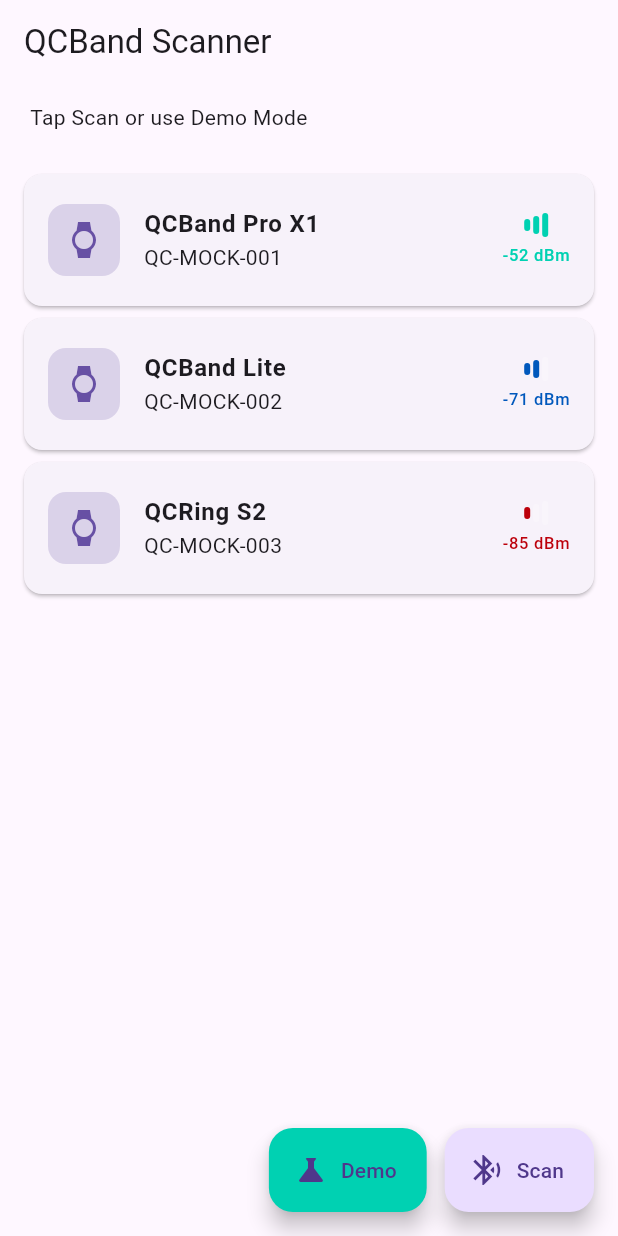
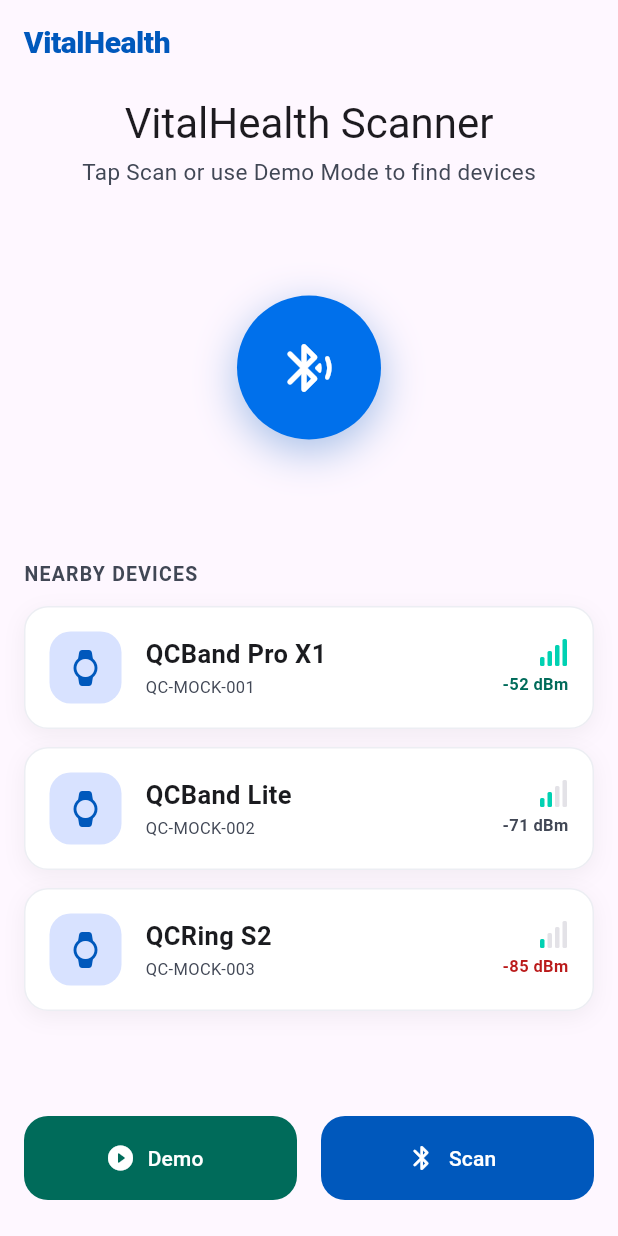
Before and after one commit to tranthienhau/flutter-qcband-sdk, a Flutter app: the screen it shows after launch, after a tap on "Demo", on a phone screen of 412 x 824 dp. Run offline on Flutter 3.47's test engine with Material 3 defaults, Android fonts, the light colour scheme and no system bars; our stand-ins replace flutter_riverpod, go_router; statements that could not run were skipped.

Commit message:
feat(scan): redesign scanner screen
Pulsing BLE beacon, bento device cards with mint signal bars,
sticky Demo/Scan action buttons.

```diff
--- a/lib/presentation/screens/scan/scan_screen.dart
+++ b/lib/presentation/screens/scan/scan_screen.dart
@@ -13,14 +13,21 @@ class ScanScreen extends ConsumerStatefulWidget {
   ConsumerState<ScanScreen> createState() => _ScanScreenState();
 }
 
-class _ScanScreenState extends ConsumerState<ScanScreen> {
+class _ScanScreenState extends ConsumerState<ScanScreen>
+    with SingleTickerProviderStateMixin {
   List<BleDevice> _mockDevices = [];
   bool _mockScanning = false;
   bool _mockConnecting = false;
+  late AnimationController _pulseController;
 
   @override
   void initState() {
     super.initState();
+    _pulseController = AnimationController(
+      vsync: this,
+      duration: const Duration(seconds: 2),
+    )..repeat();
+
     // Listen for connection state changes (real BLE only)
     ref.listenManual(connectionStateProvider, (_, next) {
       if (ref.read(demoModeProvider)) return;
@@ -44,6 +51,12 @@ class _ScanScreenState extends ConsumerState<ScanScreen> {
         _runVideoTour();
       });
     }
+  }
+
+  @override
+  void dispose() {
+    _pulseController.dispose();
+    super.dispose();
   }
 
   Future<void> _runVideoTour() async {
@@ -170,129 +183,234 @@ class _ScanScreenState extends ConsumerState<ScanScreen> {
 
     // Combine real scan results with mock devices
     final realDevices = scanResults.whenOrNull(data: (d) => d) ?? [];
-    final allDevices = isDemo || _mockDevices.isNotEmpty ? _mockDevices : realDevices;
+    final allDevices =
+        isDemo || _mockDevices.isNotEmpty ? _mockDevices : realDevices;
 
     return Scaffold(
       appBar: AppBar(
-        title: const Text('QCBand Scanner'),
-      ),
-      body: Column(
-        children: [
-          // Status bar
-          Container(
-            width: double.infinity,
-            padding: const EdgeInsets.symmetric(horizontal: 20, vertical: 12),
-            color: isConnecting
-                ? AppTheme.heartRateColor.withValues(alpha: 0.2)
-                : scanning
-                    ? Theme.of(context)
-                        .colorScheme
-                        .primary
-                        .withValues(alpha: 0.2)
-                    : Colors.transparent,
-            child: Row(
-              children: [
-                if (isConnecting) ...[
-                  const SizedBox(
-                    width: 16,
-                    height: 16,
-                    child: CircularProgressIndicator(strokeWidth: 2),
-                  ),
-                  const SizedBox(width: 12),
-                  const Text('Connecting...'),
-                ] else if (scanning) ...[
-                  const SizedBox(
-                    width: 16,
-                    height: 16,
-                    child: CircularProgressIndicator(strokeWidth: 2),
-                  ),
-                  const SizedBox(width: 12),
-                  const Text('Scanning for devices...'),
-                ] else
-                  const Text('Tap Scan or use Demo Mode'),
-              ],
+        title: const Text('VitalHealth'),
+        titleTextStyle: const TextStyle(
+          color: AppTheme.primary,
+          fontSize: 20,
+          fontWeight: FontWeight.w800,
+          letterSpacing: -0.3,
         ),
       ),
-
-          // Device list
-          Expanded(
-            child: allDevices.isEmpty && !scanning
-                ? Center(
-                    child: Column(
-                      mainAxisSize: MainAxisSize.min,
+      body: Stack(
         children: [
-                        Icon(
-                          Icons.bluetooth_searching,
-                          size: 80,
-                          color: Theme.of(context)
-                              .colorScheme
-                              .primary
-                              .withValues(alpha: 0.5),
+          ListView(
+            padding: const EdgeInsets.fromLTRB(16, 8, 16, 180),
+            children: [
+              // Intro
+              Column(
+                children: [
+                  Text(
+                    'VitalHealth Scanner',
+                    style: Theme.of(context).textTheme.headlineMedium,
                   ),
-                        const SizedBox(height: 16),
+                  const SizedBox(height: 4),
                   Text(
-                          'No devices found',
-                          style: Theme.of(context).textTheme.titleLarge,
-                        ),
-                        const SizedBox(height: 8),
-                        Text(
-                          'Make sure your QCBand bracelet is nearby\nor tap Demo Mode to preview the app',
-                          textAlign: TextAlign.center,
-                          style: Theme.of(context).textTheme.bodyMedium,
-                        ),
-                        const SizedBox(height: 24),
-                        OutlinedButton.icon(
-                          onPressed: scanning || isConnecting
-                              ? null
-                              : _startDemoScan,
-                          icon: const Icon(Icons.science),
-                          label: const Text('Demo Mode'),
-                          style: OutlinedButton.styleFrom(
-                            foregroundColor: AppTheme.spo2Color,
-                            side: const BorderSide(color: AppTheme.spo2Color),
-                            padding: const EdgeInsets.symmetric(
-                                horizontal: 24, vertical: 12),
+                    isConnecting
+                        ? 'Connecting to device...'
+                        : scanning
+                            ? 'Scanning for nearby devices...'
+                            : 'Tap Scan or use Demo Mode to find devices',
+                    style: const TextStyle(
+                      fontSize: 15,
+                      color: AppTheme.onSurfaceVariant,
                     ),
                   ),
                 ],
               ),
-                  )
-                : ListView.builder(
-                    padding: const EdgeInsets.all(16),
-                    itemCount: allDevices.length,
-                    itemBuilder: (context, index) {
-                      final device = allDevices[index];
-                      return _DeviceCard(
+              const SizedBox(height: 24),
+
+              // Pulse animation
+              _ScanPulse(controller: _pulseController, active: scanning),
+              const SizedBox(height: 32),
+
+              // Devices
+              if (allDevices.isNotEmpty) ...[
+                Text(
+                  'NEARBY DEVICES',
+                  style: TextStyle(
+                    fontSize: 13,
+                    fontWeight: FontWeight.w600,
+                    letterSpacing: 0.8,
+                    color: AppTheme.onSurfaceVariant,
+                  ),
+                ),
+                const SizedBox(height: 12),
+                ...allDevices.map(
+                  (device) => Padding(
+                    padding: const EdgeInsets.only(bottom: 12),
+                    child: _DeviceCard(
                       device: device,
                       onTap: isConnecting
                           ? null
                           : () => _mockDevices.isNotEmpty
                               ? _connectDemoDevice(device)
                               : _connectToDevice(device),
-                      );
-                    },
+                    ),
+                  ),
+                ),
+              ] else if (!scanning) ...[
+                const SizedBox(height: 24),
+                Center(
+                  child: Text(
+                    'No devices found yet.\nMake sure your QCBand is nearby.',
+                    textAlign: TextAlign.center,
+                    style: Theme.of(context).textTheme.bodyMedium,
+                  ),
+                ),
+              ],
+            ],
+          ),
+
+          // Sticky bottom controls
+          Positioned(
+            left: 16,
+            right: 16,
+            bottom: 24,
+            child: Row(
+              children: [
+                Expanded(
+                  child: _ActionButton(
+                    label: 'Demo',
+                    icon: Icons.play_circle_fill_rounded,
+                    color: AppTheme.secondary,
+                    onPressed:
+                        scanning || isConnecting ? null : _startDemoScan,
+                  ),
+                ),
+                const SizedBox(width: 16),
+                Expanded(
+                  child: _ActionButton(
+                    label: scanning ? 'Scanning...' : 'Scan',
+                    icon: Icons.bluetooth_rounded,
+                    color: AppTheme.primary,
+                    loading: scanning,
+                    onPressed: scanning || isConnecting ? null : _startScan,
                   ),
                 ),
               ],
             ),
-      floatingActionButton: Row(
-        mainAxisSize: MainAxisSize.min,
-        children: [
-          FloatingActionButton.extended(
-            heroTag: 'demo',
-            onPressed: scanning || isConnecting ? null : _startDemoScan,
-            icon: const Icon(Icons.science),
-            label: const Text('Demo'),
-            backgroundColor: AppTheme.spo2Color,
-          ),
-          const SizedBox(width: 12),
-          FloatingActionButton.extended(
-            heroTag: 'scan',
-            onPressed: scanning || isConnecting ? null : _startScan,
-            icon: const Icon(Icons.bluetooth_searching),
-            label: Text(scanning ? 'Scanning...' : 'Scan'),
           ),
         ],
+      ),
+    );
+  }
+}
+
+class _ScanPulse extends StatelessWidget {
+  final AnimationController controller;
+  final bool active;
+
+  const _ScanPulse({required this.controller, required this.active});
+
+  @override
+  Widget build(BuildContext context) {
+    return SizedBox(
+      width: 192,
+      height: 192,
+      child: Center(
+        child: AnimatedBuilder(
+          animation: controller,
+          builder: (context, child) {
+            return Stack(
+              alignment: Alignment.center,
+              children: [
+                if (active) ...[
+                  _ring(controller.value),
+                  _ring((controller.value + 0.5) % 1.0),
+                ],
+                child!,
+              ],
+            );
+          },
+          child: Container(
+            width: 96,
+            height: 96,
+            decoration: BoxDecoration(
+              color: AppTheme.primaryContainer,
+              shape: BoxShape.circle,
+              boxShadow: [
+                BoxShadow(
+                  color: AppTheme.primary.withValues(alpha: 0.35),
+                  blurRadius: 24,
+                  offset: const Offset(0, 8),
+                ),
+              ],
+            ),
+            child: const Icon(
+              Icons.bluetooth_searching_rounded,
+              color: Colors.white,
+              size: 40,
+            ),
+          ),
+        ),
+      ),
+    );
+  }
+
+  Widget _ring(double t) {
+    final size = 96 + t * 96;
+    return Container(
+      width: size,
+      height: size,
+      decoration: BoxDecoration(
+        shape: BoxShape.circle,
+        border: Border.all(
+          color: AppTheme.primaryContainer.withValues(alpha: (1 - t) * 0.4),
+          width: 2,
+        ),
+      ),
+    );
+  }
+}
+
+class _ActionButton extends StatelessWidget {
+  final String label;
+  final IconData icon;
+  final Color color;
+  final bool loading;
+  final VoidCallback? onPressed;
+
+  const _ActionButton({
+    required this.label,
+    required this.icon,
+    required this.color,
+    this.loading = false,
+    required this.onPressed,
+  });
+
+  @override
+  Widget build(BuildContext context) {
+    return SizedBox(
+      height: 56,
+      child: ElevatedButton.icon(
+        onPressed: onPressed,
+        icon: loading
+            ? const SizedBox(
+                width: 18,
+                height: 18,
+                child: CircularProgressIndicator(
+                  strokeWidth: 2,
+                  color: Colors.white,
+                ),
+              )
+            : Icon(icon, size: 20),
+        label: Text(label),
+        style: ElevatedButton.styleFrom(
+          backgroundColor: color,
+          foregroundColor: Colors.white,
+          disabledBackgroundColor: color.withValues(alpha: 0.5),
+          disabledForegroundColor: Colors.white,
+          elevation: 2,
+          shadowColor: color.withValues(alpha: 0.4),
+          shape: RoundedRectangleBorder(
+            borderRadius: BorderRadius.circular(16),
+          ),
+        ),
       ),
     );
   }
@@ -305,59 +423,82 @@ class _DeviceCard extends StatelessWidget {
   const _DeviceCard({required this.device, this.onTap});
 
   Color _rssiColor(int rssi) {
-    if (rssi > -60) return AppTheme.spo2Color;
-    if (rssi > -80) return AppTheme.stepsColor;
-    return AppTheme.heartRateColor;
+    if (rssi > -60) return AppTheme.secondary;
+    if (rssi > -80) return AppTheme.onSurfaceVariant;
+    return AppTheme.error;
   }
 
   int _rssiStrength(int rssi) {
-    if (rssi > -60) return 3;
+    if (rssi > -55) return 4;
+    if (rssi > -65) return 3;
     if (rssi > -80) return 2;
     return 1;
   }
 
   @override
   Widget build(BuildContext context) {
-    return Card(
-      margin: const EdgeInsets.only(bottom: 8),
-      child: ListTile(
+    final strength = _rssiStrength(device.rssi);
+    final color = _rssiColor(device.rssi);
+
+    return Material(
+      color: Colors.transparent,
+      child: InkWell(
         onTap: onTap,
-        contentPadding: const EdgeInsets.symmetric(horizontal: 16, vertical: 8),
-        leading: Container(
+        borderRadius: BorderRadius.circular(16),
+        child: Container(
+          padding: const EdgeInsets.all(16),
+          decoration: AppTheme.cardDecoration(),
+          child: Row(
+            children: [
+              Container(
                 width: 48,
                 height: 48,
                 decoration: BoxDecoration(
-            color: Theme.of(context).colorScheme.primary.withValues(alpha: 0.2),
-            borderRadius: BorderRadius.circular(12),
+                  color: AppTheme.primaryFixed,
+                  borderRadius: BorderRadius.circular(14),
                 ),
-          child: Icon(
-            Icons.watch,
-            color: Theme.of(context).colorScheme.primary,
+                child: const Icon(Icons.watch_rounded, color: AppTheme.primary),
+              ),
+              const SizedBox(width: 16),
+              Expanded(
+                child: Column(
+                  crossAxisAlignment: CrossAxisAlignment.start,
+                  children: [
+                    Text(
+                      device.name.isEmpty ? 'Unknown Device' : device.name,
+                      style: const TextStyle(
+                        fontSize: 17,
+                        fontWeight: FontWeight.w700,
+                        color: AppTheme.onSurface,
                       ),
                     ),
-        title: Text(
-          device.name.isEmpty ? 'Unknown Device' : device.name,
-          style: const TextStyle(fontWeight: FontWeight.w600),
+                    const SizedBox(height: 2),
+                    Text(
+                      device.id,
+                      style: const TextStyle(
+                        fontSize: 11,
+                        color: AppTheme.onSurfaceVariant,
                       ),
-        subtitle: Text(
-          device.id,
-          style: Theme.of(context).textTheme.bodyMedium,
                     ),
-        trailing: Column(
-          mainAxisSize: MainAxisSize.min,
+                  ],
+                ),
+              ),
+              Column(
+                crossAxisAlignment: CrossAxisAlignment.end,
                 children: [
                   Row(
                     mainAxisSize: MainAxisSize.min,
-              children: List.generate(3, (i) {
+                    crossAxisAlignment: CrossAxisAlignment.end,
+                    children: List.generate(4, (i) {
                       return Container(
-                  width: 4,
-                  height: 8.0 + (i * 4),
+                        width: 3,
+                        height: 6.0 + i * 4,
                         margin: const EdgeInsets.symmetric(horizontal: 1),
                         decoration: BoxDecoration(
-                    color: i < _rssiStrength(device.rssi)
-                        ? _rssiColor(device.rssi)
-                        : Colors.white24,
-                    borderRadius: BorderRadius.circular(2),
+                          color: i < strength
+                              ? AppTheme.mint
+                              : AppTheme.surfaceHighest,
+                          borderRadius: BorderRadius.circular(1),
                         ),
                       );
                     }),
@@ -367,10 +508,14 @@ class _DeviceCard extends StatelessWidget {
                     '${device.rssi} dBm',
                     style: TextStyle(
                       fontSize: 11,
-                color: _rssiColor(device.rssi),
+                      fontWeight: FontWeight.w700,
+                      color: color,
                     ),
                   ),
                 ],
+              ),
+            ],
+          ),
         ),
       ),
     );
```
Lines whose indentation alone changed are shown as unchanged.
